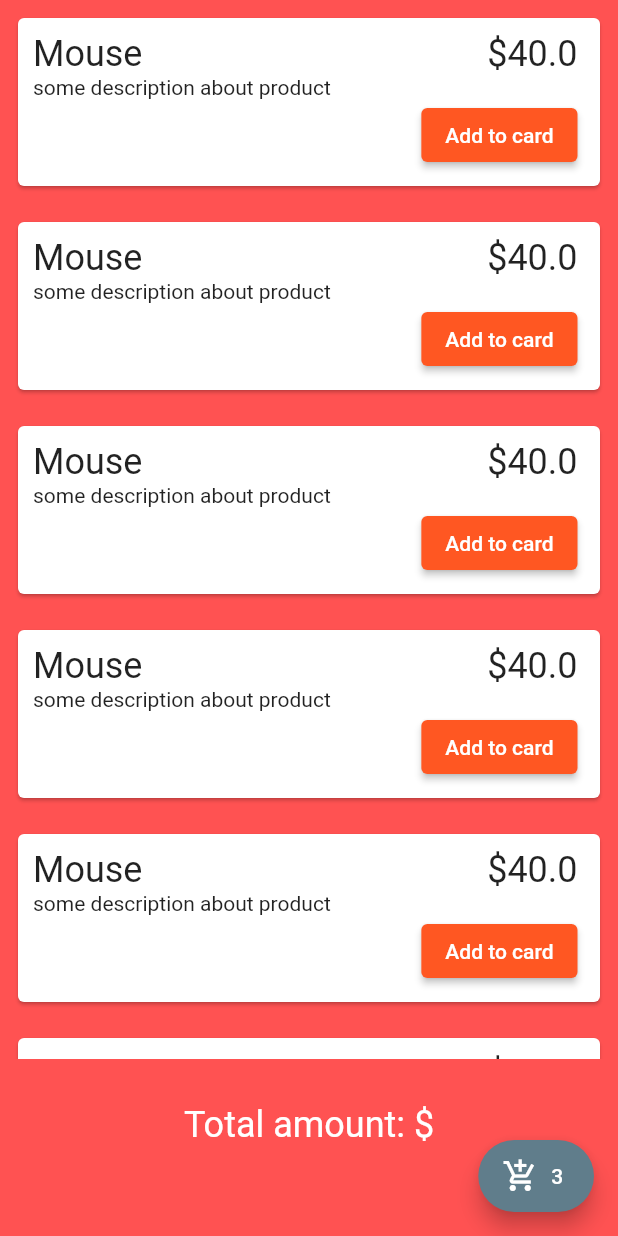
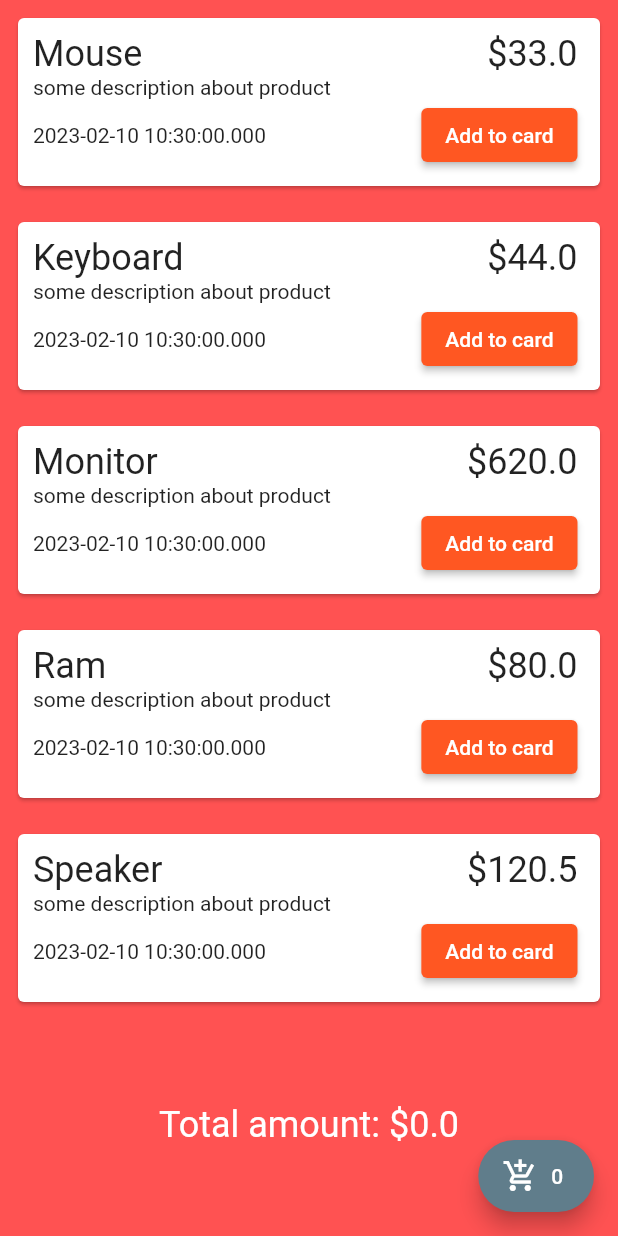
Before and after one commit to MinJaehyun/first_project, a Flutter app: the ProductPage screen opened directly, on a phone screen of 412 x 824 dp. Run offline on Flutter 3.47's test engine with Material 2 defaults, Android fonts, the phone set to English and light mode, and no system bars; our stand-ins replace cloud_firestore, firebase_auth, firebase_core, flutter_dotenv, flutter_svg, fluttertoast and 8 more; accounts and stored records are empty.

Commit message:
GetX Reactive state management 1. ShoppingController 2. CartController

```diff
--- a/lib/main32/view/product_page.dart
+++ b/lib/main32/view/product_page.dart
@@ -1,7 +1,12 @@
+import 'package:first_project/main32/controller/cart_controller.dart';
 import 'package:flutter/material.dart';
+import 'package:get/get.dart';
+import '../controller/product_controller.dart';
 
 class ProductPage extends StatelessWidget {
-  const ProductPage({Key? key}) : super(key: key);
+  ProductPage({Key? key}) : super(key: key);
+  final shoppingController = Get.put(ShoppingController());
+  final cartController = Get.put(CartController());
 
   @override
   Widget build(BuildContext context) {
@@ -11,8 +16,10 @@ class ProductPage extends StatelessWidget {
         child: Column(
           children: [
             Expanded(
-              child: ListView.builder(
-                itemCount: 8,
+              child: GetX<ShoppingController>(
+                builder: (controller) {
+                  return ListView.builder(
+                    itemCount: controller.products.length,
                     itemBuilder: (context, index) {
                       return Card(
                         margin: EdgeInsets.all(12),
@@ -24,16 +31,19 @@ class ProductPage extends StatelessWidget {
                               Row(
                                 mainAxisAlignment: MainAxisAlignment.spaceBetween,
                                 children: [
-                              Text('Mouse', style: TextStyle(fontSize: 24)),
-                              Text('\$40.0', style: TextStyle(fontSize: 24)),
+                                  Text('${controller.products[index].title}', style: TextStyle(fontSize: 24)),
+                                  Text('\$${controller.products[index].price}', style: TextStyle(fontSize: 24)),
                                 ],
                               ),
-                          Text('some description about product'),
+                              Text('${controller.products[index].subTitle}'),
                               Row(
-                            mainAxisAlignment: MainAxisAlignment.end,
+                                mainAxisAlignment: MainAxisAlignment.spaceBetween,
                                 children: [
+                                  Text('${controller.products[index].time}'),
                                   ElevatedButton(
-                                onPressed: () {},
+                                    onPressed: () {
+                                      cartController.addToItem(controller.products[index]);
+                                    },
                                     child: Text('Add to card'),
                                   ),
                                 ],
@@ -43,12 +53,18 @@ class ProductPage extends StatelessWidget {
                         ),
                       );
                     },
+                  );
+                }
               ),
             ),
             SizedBox(height: 30),
-            Text(
-              'Total amount: \$',
+            GetX<CartController>(
+              builder: (controller) {
+                return Text(
+                  'Total amount: \$${controller.totalPrice}',
                   style: TextStyle(fontSize: 24, color: Colors.white),
+                );
+              }
             ),
             SizedBox(height: 60),
           ],
@@ -57,7 +73,7 @@ class ProductPage extends StatelessWidget {
       floatingActionButton: FloatingActionButton.extended(
         onPressed: () {},
         backgroundColor: Colors.blueGrey,
-        label: Text('3'),
+        label: Text('0'),
         icon: Icon(Icons.add_shopping_cart),
       ),
     );
```
Lines whose indentation alone changed are shown as unchanged.
